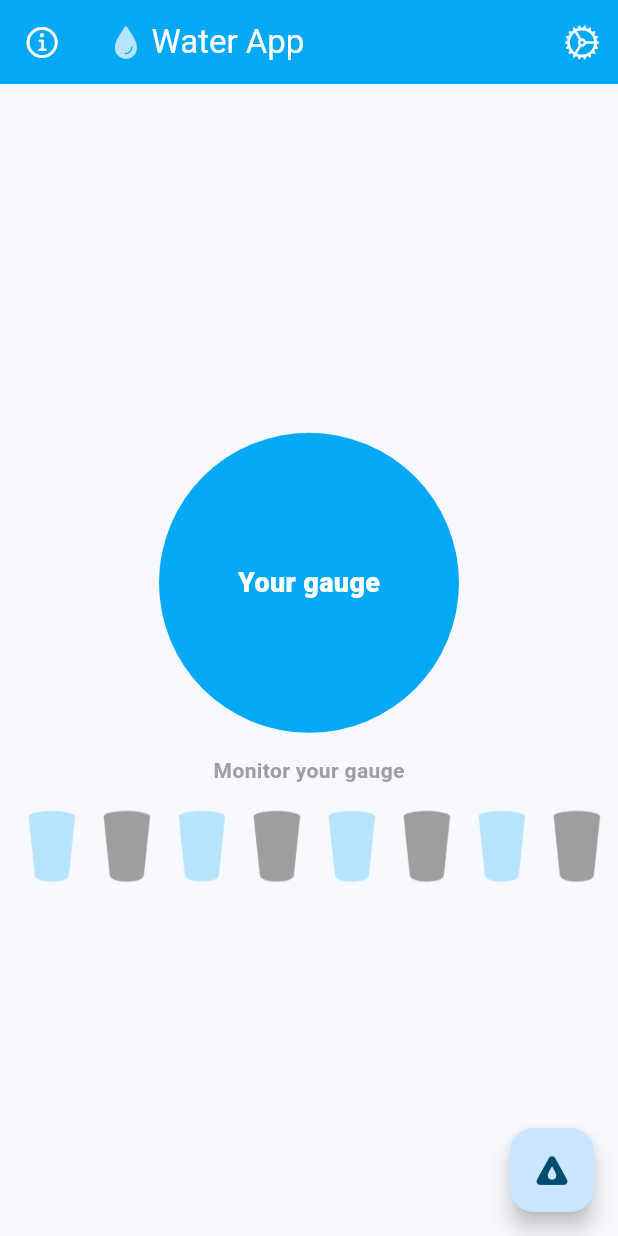
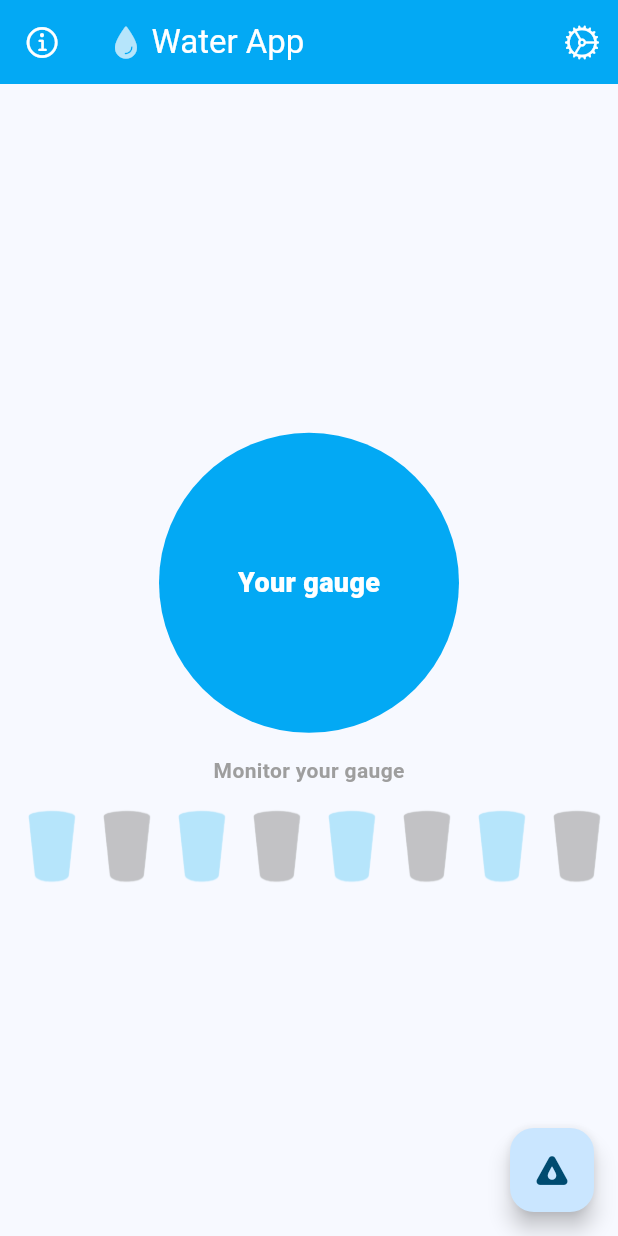
Before and after one commit to Atuoha/app_showcase, a Flutter app: the screen it shows after launch, on a phone screen of 412 x 824 dp. Run offline on Flutter 3.47's test engine with Material 3 defaults, Android fonts, the light colour scheme and no system bars.

Commit message:
img color change

```diff
--- a/lib/screen/home_screen.dart
+++ b/lib/screen/home_screen.dart
@@ -88,7 +88,9 @@ class HomeScreen extends StatelessWidget {
                   (index) => Image.asset(
                     'assets/imgs/cup.png',
                     width: 50,
-                    color: index % 2 == 0 ? AppColor.primaryColor : Colors.grey,
+                    color: index % 2 == 0
+                        ? AppColor.primaryColor
+                        : Colors.grey.withOpacity(0.6),
                   ),
                 ),
               )
```
